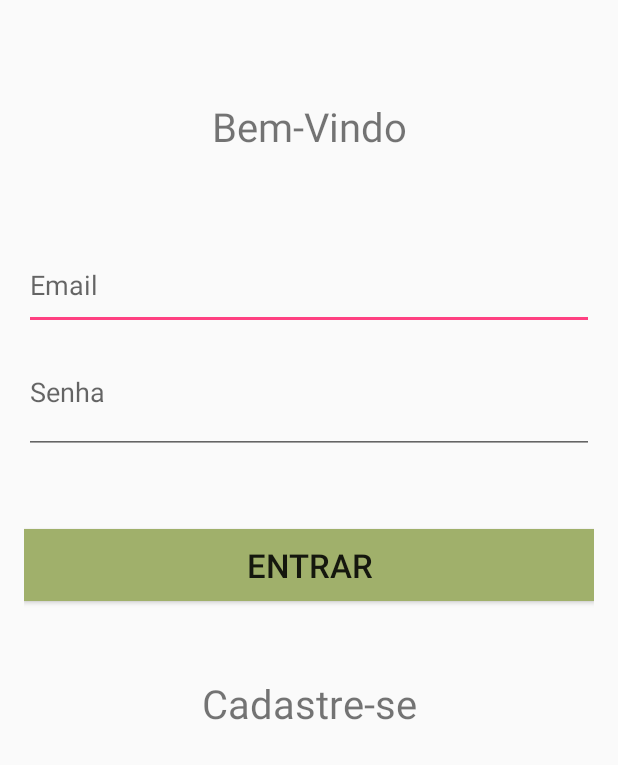
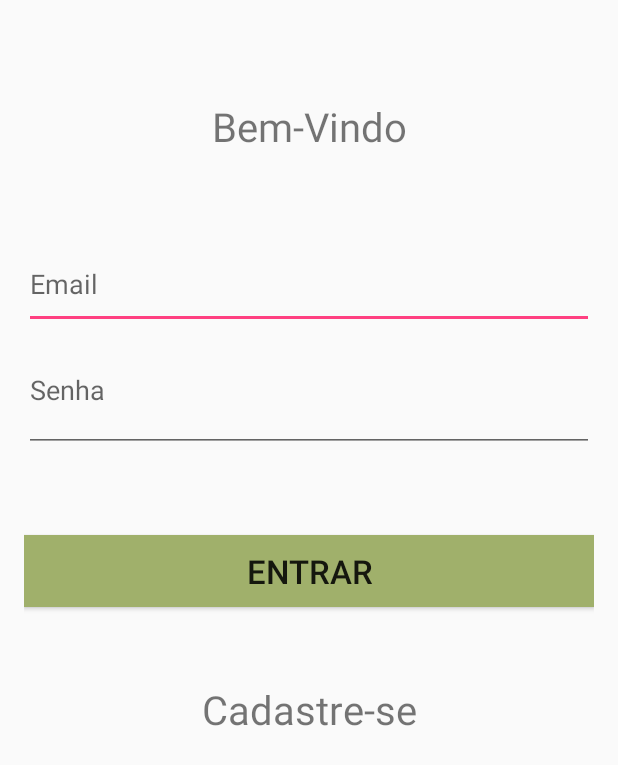
Before and after one commit to mssdesigner/HairStyle, an Android app: the layout tela_inicial.xml on its own in the app's theme, with its tools: preview values and no code run, on a phone screen of 412 x 824 dp. Shown: the top 765 px of the screen. Run offline under Robolectric (Android 15) with nearby library versions, the phone set to English and light mode, and no system bars.

Commit message:
terceiro commit

```diff
--- a/app/src/main/res/layout/tela_inicial.xml
+++ b/app/src/main/res/layout/tela_inicial.xml
@@ -44,7 +44,7 @@
         android:text="@string/btnEntar"
         android:layout_weight="0.00"
         android:background="#a0b06b"
-        android:layout_marginTop="50sp"
+        android:layout_marginTop="55sp"
         android:textSize="10pt"/>
 
     <TextView
```
